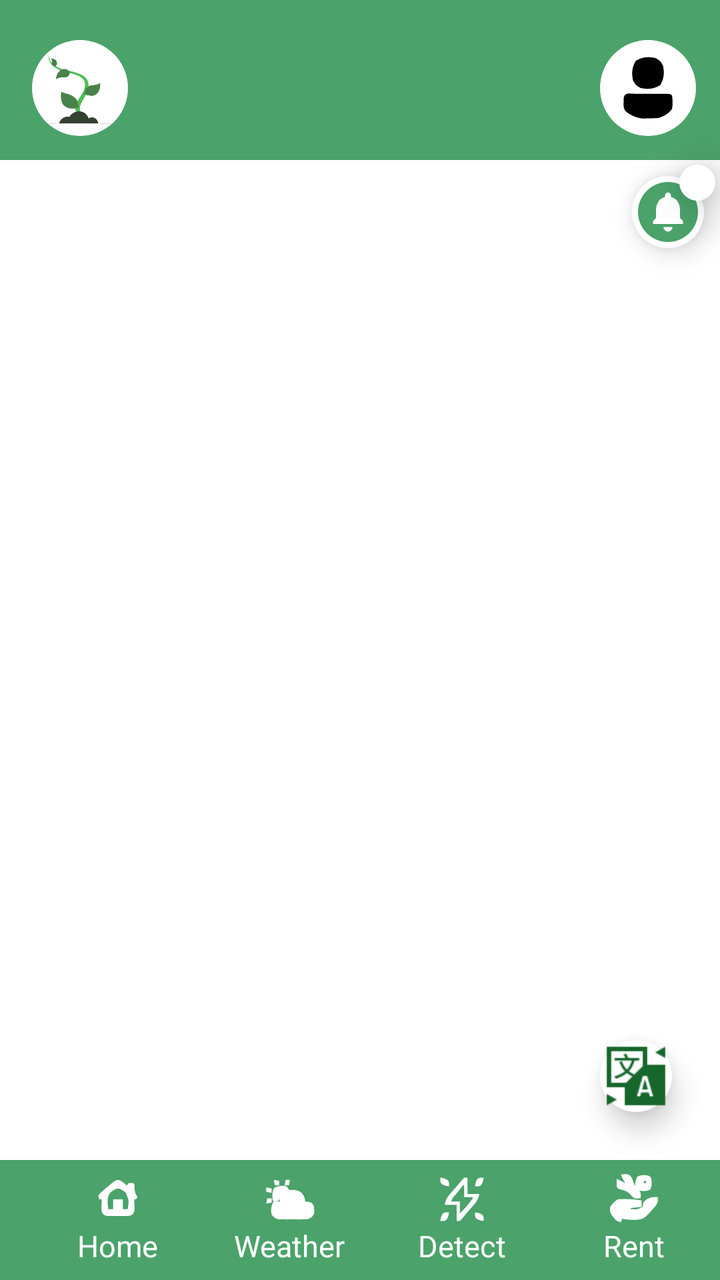
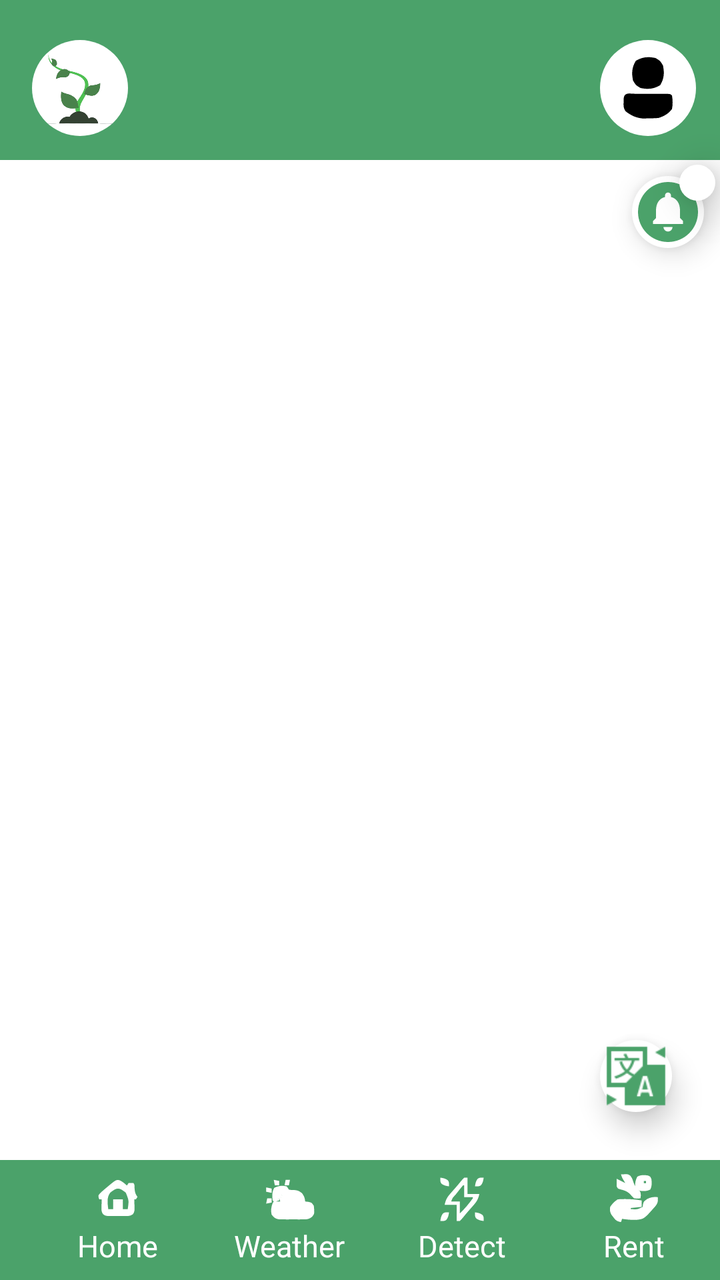

Compare the two renders of this Android layout. The source of the first and the diff that turns it into the second are given below.
<!-- AndroidManifest.xml: application theme Theme.CropTrack -->
<!-- res/layout/activity_main.xml -->
<?xml version="1.0" encoding="utf-8"?>
<androidx.constraintlayout.widget.ConstraintLayout xmlns:android="http://schemas.android.com/apk/res/android"
    xmlns:app="http://schemas.android.com/apk/res-auto"
    xmlns:tools="http://schemas.android.com/tools"
    android:id="@+id/main"
    android:background="#fff"
    android:layout_width="match_parent"
    android:layout_height="match_parent"
    tools:context=".MainActivity">

    
    <androidx.appcompat.widget.Toolbar
        android:id="@+id/topToolbar"
        android:layout_width="match_parent"
        android:layout_height="wrap_content"
        android:background="#4BA26A"
        android:paddingTop="8dp"
        app:layout_constraintStart_toStartOf="parent"
        app:layout_constraintEnd_toEndOf="parent"
        app:layout_constraintTop_toTopOf="parent">

        <ImageView
            android:id="@+id/logo"
            android:layout_width="48dp"
            android:layout_height="48dp"
            android:src="@drawable/logo"
            android:layout_margin="12dp"
            android:layout_marginTop="10dp"
            android:background="@drawable/circle_bg"
            android:padding="6dp"
            android:layout_gravity="start"/>

        <ImageView
            android:id="@+id/userPhoto"
            android:layout_width="48dp"
            android:layout_height="48dp"
            android:src="@drawable/user"
            android:layout_marginTop="10dp"
            android:background="@drawable/circle_bg"
            android:layout_margin="12dp"
            android:padding="6dp"
            android:layout_gravity="end"/>

    </androidx.appcompat.widget.Toolbar>

    
    <ImageView
        android:id="@+id/notification"
        android:layout_width="36dp"
        android:layout_height="36dp"
        android:layout_margin="8dp"
        android:background="@drawable/circle_bg"
        android:elevation="8dp"
        android:src="@drawable/baseline_circle_notifications_24"
        android:tintMode="multiply"
        app:layout_constraintEnd_toEndOf="parent"
        app:layout_constraintTop_toBottomOf="@+id/topToolbar"
        app:tint="#4BA26A" />

    <TextView
        android:id="@+id/notificationCount"
        android:layout_width="18dp"
        android:layout_height="18dp"
        android:background="@drawable/circle_bg"
        android:text="5"
        android:textColor="@android:color/white"
        android:textSize="12sp"
        android:gravity="center"
        android:padding="2dp"
        android:elevation="12dp"
        app:layout_constraintTop_toTopOf="@id/notification"
        app:layout_constraintEnd_toEndOf="@id/notification"
        android:layout_marginTop="-6dp"
        android:layout_marginEnd="-6dp"
        android:visibility="visible"/>

    <androidx.viewpager2.widget.ViewPager2
        android:id="@+id/viewPager"
        android:layout_width="match_parent"
        android:layout_height="0dp"
        android:layout_marginVertical="6dp"
        app:layout_constraintBottom_toTopOf="@id/bottomToolbar"
        app:layout_constraintEnd_toEndOf="parent"
        app:layout_constraintStart_toStartOf="parent"
        app:layout_constraintTop_toBottomOf="@id/topToolbar"/>

    
    <ImageView
        android:id="@+id/langChanger"
        android:layout_width="36dp"
        android:layout_height="36dp"
        android:layout_margin="24dp"
        android:background="@drawable/circle_bg"
        android:elevation="8dp"
        android:src="@drawable/lang_changer"
        android:tintMode="multiply"
        app:layout_constraintBottom_toTopOf="@id/bottomToolbar"
        app:layout_constraintEnd_toEndOf="@+id/topToolbar"
        app:tint="#4BA26A" />

    <androidx.appcompat.widget.Toolbar
        android:id="@+id/bottomToolbar"
        android:layout_width="match_parent"
        android:layout_height="60dp"
        android:background="#4BA26A"
        app:layout_constraintBottom_toBottomOf="parent">

        <LinearLayout
            android:layout_width="match_parent"
            android:layout_height="match_parent"
            android:orientation="horizontal"
            android:gravity="center">

            
            <LinearLayout
                android:id="@+id/btnHome"
                android:layout_width="0dp"
                android:layout_height="match_parent"
                android:layout_weight="1"
                android:orientation="vertical"
                android:gravity="center">

                <ImageView
                    android:id="@+id/homeIcon"
                    android:layout_width="26dp"
                    android:layout_height="26dp"
                    android:src="@drawable/home"
                    app:tint="@android:color/white"/>

                <TextView
                    android:id="@+id/home"
                    android:layout_height="wrap_content"
                    android:layout_width="wrap_content"
                    android:text="Home"
                    android:textSize="15sp"
                    android:textColor="@android:color/white"/>
            </LinearLayout>


            
            <LinearLayout
                android:id="@+id/btnClimate"
                android:layout_width="0dp"
                android:layout_height="match_parent"
                android:layout_weight="1"
                android:orientation="vertical"
                android:gravity="center">

                <ImageView
                    android:id="@+id/climateIcon"
                    android:layout_width="26dp"
                    android:layout_height="26dp"
                    android:src="@drawable/climate"
                    app:tint="@android:color/white"/>

                <TextView
                    android:id="@+id/climate"
                    android:layout_height="wrap_content"
                    android:layout_width="wrap_content"
                    android:text="Weather"
                    android:textSize="15sp"
                    android:textColor="@android:color/white"/>
            </LinearLayout>


            
            <LinearLayout
                android:id="@+id/btnReel"
                android:layout_width="0dp"
                android:layout_height="match_parent"
                android:layout_weight="1"
                android:orientation="vertical"
                android:gravity="center">

                <ImageView
                    android:id="@+id/reelIcon"
                    android:layout_width="26dp"
                    android:layout_height="26dp"
                    android:src="@drawable/explore"
                    app:tint="@android:color/white"/>

                <TextView
                    android:id="@+id/reel"
                    android:layout_height="wrap_content"
                    android:layout_width="wrap_content"
                    android:text="Detect"
                    android:textSize="15sp"
                    android:textColor="@android:color/white"/>
            </LinearLayout>


            
            <LinearLayout
                android:id="@+id/btnRent"
                android:layout_width="0dp"
                android:layout_height="match_parent"
                android:layout_weight="1"
                android:orientation="vertical"
                android:gravity="center">

                <ImageView
                    android:id="@+id/rentIcon"
                    android:layout_width="26dp"
                    android:layout_height="26dp"
                    android:src="@drawable/rent_equipments"
                    app:tint="@android:color/white"/>

                <TextView
                    android:id="@+id/rent"
                    android:layout_height="wrap_content"
                    android:layout_width="wrap_content"
                    android:text="Rent"
                    android:textSize="15sp"
                    android:textColor="@android:color/white"/>
            </LinearLayout>

        </LinearLayout>

    </androidx.appcompat.widget.Toolbar>

</androidx.constraintlayout.widget.ConstraintLayout>
<!-- resources referenced by this layout -->
<resources>
  <!-- drawable baseline_circle_notifications_24 (drawable) -->
  <vector xmlns:android="http://schemas.android.com/apk/res/android" android:height="24dp" android:tint="#FFFFFF" android:viewportHeight="24" android:viewportWidth="24" android:width="24dp">
        
      <path android:fillColor="@android:color/white" android:pathData="M12,2C6.48,2 2,6.48 2,12s4.48,10 10,10 10,-4.48 10,-10S17.52,2 12,2zM12,18.5c-0.83,0 -1.5,-0.67 -1.5,-1.5h3c0,0.83 -0.67,1.5 -1.5,1.5zM17,16L7,16v-1l1,-1v-2.61C8,9.27 9.03,7.47 11,7v-0.5c0,-0.57 0.43,-1 1,-1s1,0.43 1,1L13,7c1.97,0.47 3,2.28 3,4.39L16,14l1,1v1z"/>
      
  </vector>
  <!-- drawable circle_bg (drawable) -->
  <?xml version="1.0" encoding="utf-8"?>
  <shape xmlns:android="http://schemas.android.com/apk/res/android"
      android:shape="oval">
      <solid android:color="#FFFFFF"/>
  </shape>
  <!-- drawable home (drawable) -->
  <vector xmlns:android="http://schemas.android.com/apk/res/android"
      android:width="64dp"
      android:height="64dp"
      android:viewportWidth="64"
      android:viewportHeight="64">
    <path
        android:pathData="M33.938,8.5C37.543,10.266 40.028,12.311 43,15C43.66,14.01 44.32,13.02 45,12C48.063,11.75 48.063,11.75 51,12C52.687,13.687 52.245,15.94 52.375,18.25C52.718,22.572 53.233,25.511 56,29C55.34,29.99 54.68,30.98 54,32C53.34,32 52.68,32 52,32C52.046,33.109 52.093,34.217 52.141,35.359C52.178,36.823 52.215,38.286 52.25,39.75C52.3,40.844 52.3,40.844 52.352,41.961C52.412,45.274 52.379,47.467 50.429,50.21C47.109,52.657 44.85,52.517 40.75,52.531C40.055,52.535 39.36,52.539 38.644,52.543C37.178,52.546 35.712,52.538 34.246,52.521C32.007,52.5 29.771,52.521 27.531,52.547C26.104,52.544 24.677,52.539 23.25,52.531C21.956,52.527 20.662,52.522 19.328,52.518C16,52 16,52 13.571,50.21C11.22,46.903 11.571,43.639 11.75,39.75C11.768,39.005 11.786,38.26 11.805,37.492C11.852,35.661 11.923,33.83 12,32C11.01,32 10.02,32 9,32C8.063,29.938 8.063,29.938 8,27C9.933,24.247 12.453,22.176 15,20C15.905,19.227 16.81,18.453 17.742,17.656C29.597,7.761 29.597,7.761 33.938,8.5ZM22.379,23.867C17.864,29.813 19.194,36.907 20,44C21.98,44 23.96,44 26,44C26,40.04 26,36.08 26,32C29.96,32 33.92,32 38,32C38,35.96 38,39.92 38,44C39.98,44 41.96,44 44,44C45.471,33.36 45.471,33.36 41.621,23.867C33.31,17.127 30.69,17.127 22.379,23.867Z"
        android:fillColor="#000000"/>
  </vector>
  <!-- drawable user (drawable) -->
  <vector xmlns:android="http://schemas.android.com/apk/res/android"
      android:width="48dp"
      android:height="48dp"
      android:viewportWidth="48"
      android:viewportHeight="48">
    <path
        android:pathData="M15.625,27.867C16.287,27.866 16.949,27.865 17.631,27.864C19.034,27.864 20.436,27.865 21.838,27.87C23.991,27.875 26.144,27.87 28.297,27.863C29.656,27.864 31.016,27.865 32.375,27.867C34.243,27.869 34.243,27.869 36.148,27.871C39,28 39,28 40,29C40.502,32.075 40.563,34.932 40,38C37.657,41.174 34.727,42.758 31,44C28.732,44.146 26.46,44.221 24.188,44.25C22.383,44.289 22.383,44.289 20.543,44.328C15.912,43.899 12.827,42.374 9.141,39.602C7.603,37.443 7.665,36 7.75,33.375C7.765,32.578 7.781,31.782 7.797,30.961C8.253,26.558 11.951,27.871 15.625,27.867Z"
        android:fillColor="#000000"/>
    <path
        android:pathData="M29,4C32.125,5.875 32.125,5.875 34,9C34.989,14.026 34.777,17.705 32.125,22.125C27.705,24.777 24.026,24.989 19,24C15.875,22.125 15.875,22.125 14,19C13.011,13.974 13.223,10.295 15.875,5.875C20.295,3.223 23.974,3.011 29,4Z"
        android:fillColor="#000000"/>
  </vector>
  <style name="Theme.CropTrack" parent="Base.Theme.CropTrack" />
  <style name="Base.Theme.CropTrack" parent="Theme.Material3.DayNight.NoActionBar">
          
          
      </style>
  <!-- unchanged entries left out for length: 5 -->
</resources>

<!-- the commit's change to res/layout/activity_main.xml (unified diff, before → after) -->
@@ -3,11 +3,11 @@
     xmlns:app="http://schemas.android.com/apk/res-auto"
     xmlns:tools="http://schemas.android.com/tools"
     android:id="@+id/main"
-    android:background="#fff"
+    android:background="#ffffff"
     android:layout_width="match_parent"
     android:layout_height="match_parent"
     tools:context=".MainActivity">
-
+ 
     
     <androidx.appcompat.widget.Toolbar
         android:id="@+id/topToolbar"
@@ -15,8 +15,6 @@
         android:layout_height="wrap_content"
         android:background="#4BA26A"
         android:paddingTop="8dp"
-        app:layout_constraintStart_toStartOf="parent"
-        app:layout_constraintEnd_toEndOf="parent"
         app:layout_constraintTop_toTopOf="parent">
 
         <ImageView
@@ -25,7 +23,6 @@
             android:layout_height="48dp"
             android:src="@drawable/logo"
             android:layout_margin="12dp"
-            android:layout_marginTop="10dp"
             android:background="@drawable/circle_bg"
             android:padding="6dp"
             android:layout_gravity="start"/>
@@ -35,9 +32,8 @@
             android:layout_width="48dp"
             android:layout_height="48dp"
             android:src="@drawable/user"
-            android:layout_marginTop="10dp"
+            android:layout_margin="12dp"
             android:background="@drawable/circle_bg"
-            android:layout_margin="12dp"
             android:padding="6dp"
             android:layout_gravity="end"/>
 
@@ -52,10 +48,9 @@
         android:background="@drawable/circle_bg"
         android:elevation="8dp"
         android:src="@drawable/baseline_circle_notifications_24"
-        android:tintMode="multiply"
+        app:tint="#4BA26A"
         app:layout_constraintEnd_toEndOf="parent"
-        app:layout_constraintTop_toBottomOf="@+id/topToolbar"
-        app:tint="#4BA26A" />
+        app:layout_constraintTop_toBottomOf="@id/topToolbar" />
 
     <TextView
         android:id="@+id/notificationCount"
@@ -74,15 +69,23 @@
         android:layout_marginEnd="-6dp"
         android:visibility="visible"/>
 
+    
     <androidx.viewpager2.widget.ViewPager2
         android:id="@+id/viewPager"
         android:layout_width="match_parent"
         android:layout_height="0dp"
         android:layout_marginVertical="6dp"
-        app:layout_constraintBottom_toTopOf="@id/bottomToolbar"
-        app:layout_constraintEnd_toEndOf="parent"
-        app:layout_constraintStart_toStartOf="parent"
-        app:layout_constraintTop_toBottomOf="@id/topToolbar"/>
+        app:layout_constraintTop_toBottomOf="@id/topToolbar"
+        app:layout_constraintBottom_toTopOf="@id/bottomToolbar"/>
+
+    
+    <FrameLayout
+        android:id="@+id/fragment"
+        android:layout_width="match_parent"
+        android:layout_height="0dp"
+        android:visibility="gone"
+        app:layout_constraintTop_toBottomOf="@id/topToolbar"
+        app:layout_constraintBottom_toTopOf="@id/bottomToolbar"/>
 
     
     <ImageView
@@ -93,11 +96,11 @@
         android:background="@drawable/circle_bg"
         android:elevation="8dp"
         android:src="@drawable/lang_changer"
-        android:tintMode="multiply"
+        app:tint="#4BA26A"
         app:layout_constraintBottom_toTopOf="@id/bottomToolbar"
-        app:layout_constraintEnd_toEndOf="@+id/topToolbar"
-        app:tint="#4BA26A" />
-
+        app:layout_constraintEnd_toEndOf="parent" />
+
+    
     <androidx.appcompat.widget.Toolbar
         android:id="@+id/bottomToolbar"
         android:layout_width="match_parent"
@@ -129,13 +132,12 @@
 
                 <TextView
                     android:id="@+id/home"
-                    android:layout_height="wrap_content"
-                    android:layout_width="wrap_content"
                     android:text="Home"
-                    android:textSize="15sp"
-                    android:textColor="@android:color/white"/>
-            </LinearLayout>
-
+                    android:layout_height="wrap_content"
+                    android:layout_width="wrap_content"
+                    android:textSize="15sp"
+                    android:textColor="@android:color/white"/>
+            </LinearLayout>
 
             
             <LinearLayout
@@ -162,7 +164,6 @@
                     android:textColor="@android:color/white"/>
             </LinearLayout>
 
-
             
             <LinearLayout
                 android:id="@+id/btnReel"
@@ -188,7 +189,6 @@
                     android:textColor="@android:color/white"/>
             </LinearLayout>
 
-
             
             <LinearLayout
                 android:id="@+id/btnRent"
